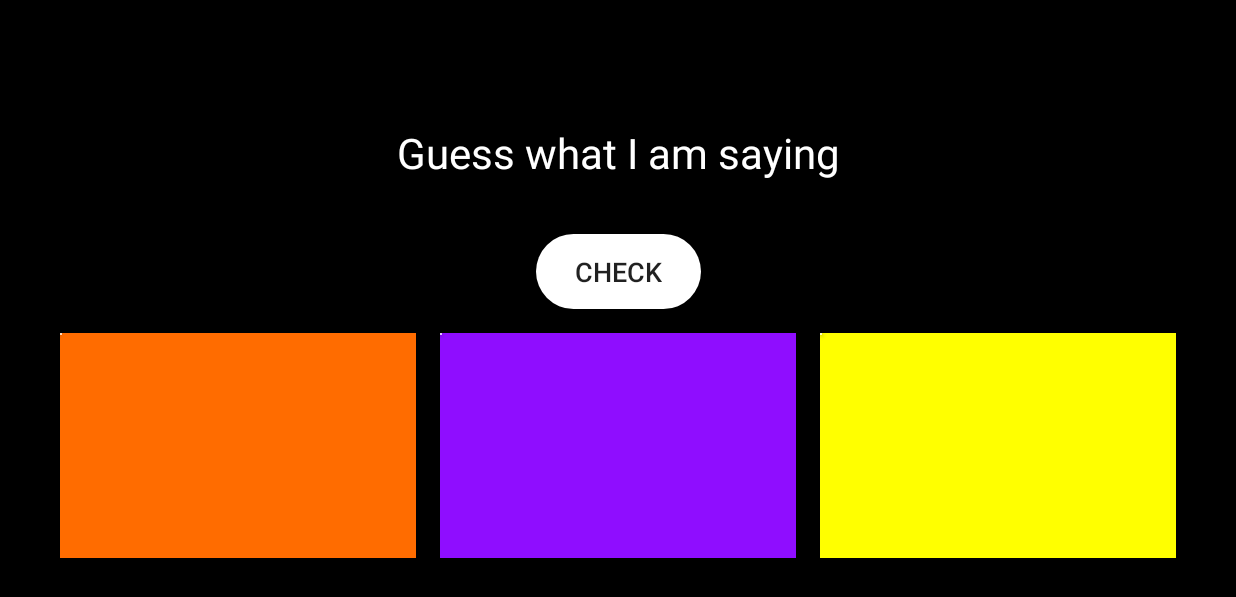
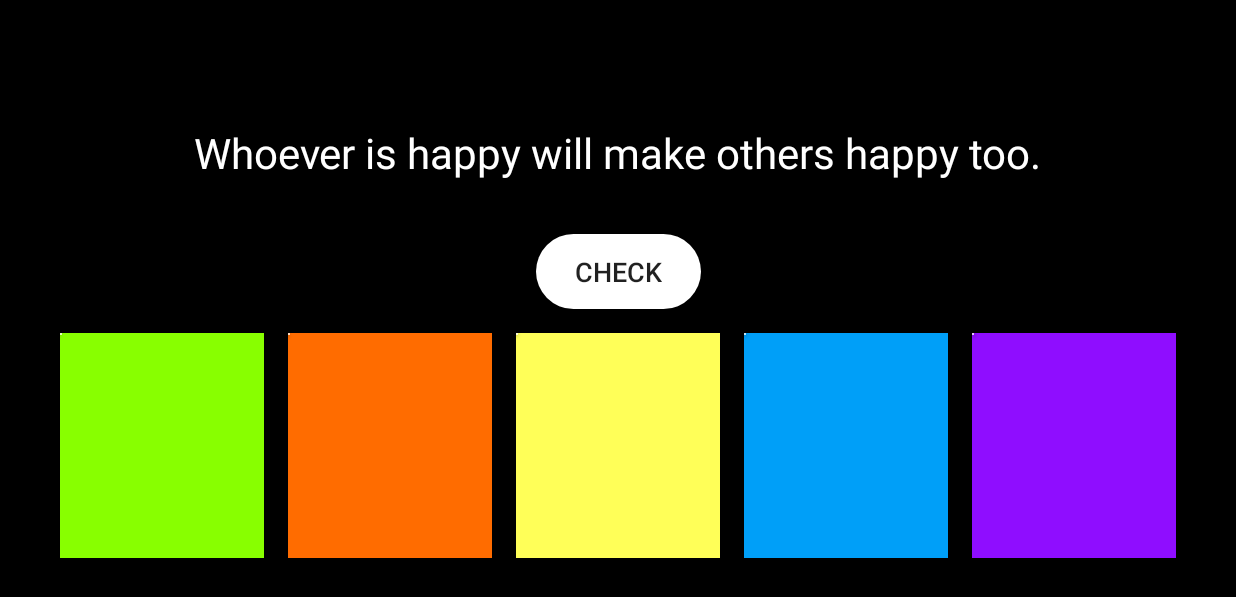
Before and after one commit to StaffanLjungqvist/ReVocalize, an Android app: the screen it shows after launch (MainActivity), on a phone screen of 824 x 412 dp (held sideways). Shown: the top 597 px of the screen. Run offline under Robolectric (Android 15) with nearby library versions, the phone set to English and light mode, and no system bars.

Commit message:
Implementerade phrasebuilder och slizebuilder in i gameadapter

```diff
--- a/app/src/main/java/se/agara/revocalize/MainActivity.kt
+++ b/app/src/main/java/se/agara/revocalize/MainActivity.kt
@@ -13,7 +13,6 @@ import androidx.recyclerview.widget.RecyclerView
 import se.agara.revocalize.adapters.AudioAdapter
 import se.agara.revocalize.adapters.GameAdapter
 import se.agara.revocalize.adapters.MyRecyclerAdapter
-import se.agara.revocalize.builders.PhraseLoader
 import se.agara.revocalize.models.Phrase
 import java.util.*
 
@@ -42,10 +41,10 @@ class MainActivity : AppCompatActivity() {
         getWindow().setFlags(WindowManager.LayoutParams.FLAG_FULLSCREEN, WindowManager.LayoutParams.FLAG_FULLSCREEN);
 
 
-        gameAdapter = GameAdapter()
+        gameAdapter = GameAdapter(this)
 
         //To do - safecast
-        currentPhrase = PhraseLoader(this).loadPhrase(level)!!
+        currentPhrase = gameAdapter.loadPhrase(level)!!
 
         audioHelper = AudioAdapter(this, currentPhrase.audioFile.file)
 
@@ -61,9 +60,7 @@ class MainActivity : AppCompatActivity() {
         //Knappar
 
         findViewById<Button>(R.id.btnCheck).setOnClickListener {
-
             myRecycleAdapter.runLight(currentPhrase.slizes)
-
             if (checkIfCorrect()) {
                 audioHelper.playAudio()
             } else {
@@ -87,7 +84,7 @@ class MainActivity : AppCompatActivity() {
 
     fun loadPhrase() {
         level = gameAdapter.advanceLevel()
-        currentPhrase = PhraseLoader(this).loadPhrase(level)!!
+        currentPhrase = gameAdapter.loadPhrase(level)!!
 
         //To do, optimera release mediaplayer
         audioHelper = AudioAdapter(this, currentPhrase.audioFile.file)
--- a/app/src/main/java/se/agara/revocalize/adapters/GameAdapter.kt
+++ b/app/src/main/java/se/agara/revocalize/adapters/GameAdapter.kt
@@ -1,14 +1,110 @@
 package se.agara.revocalize.adapters
 
-class GameAdapter {
+import android.content.Context
+import android.media.MediaPlayer
+import android.util.Log
+import se.agara.revocalize.R
+import se.agara.revocalize.builders.*
+import se.agara.revocalize.models.AudioFile
+import se.agara.revocalize.models.Phrase
+import se.agara.revocalize.models.Slize
+
+class GameAdapter(val context : Context) {
 
     var level = 0
 
     fun advanceLevel() : Int{
-        if (level < 6) {
+        if (level < 5) {
             level ++
         }
         return level
     }
 
+    fun loadPhrase(level: Int): Phrase? {
+        var duration : Int? = null
+        var audioFile : AudioFile
+        var slizes : List<Slize>
+
+        try {
+            var mediaPlayer = MediaPlayer.create(context, AudioList.audioFiles[level].file!!)
+            duration = mediaPlayer.duration
+            mediaPlayer.release()
+        } catch (e: RuntimeException) {
+            Log.e("kolla", "Kunde inte läsa in ljudfilen")
+        }
+        if (duration != null) {
+            audioFile = AudioFile(AudioList.audioFiles[level].file, duration)
+        } else {
+            return null
+        }
+
+        slizes = makeSlices(duration, level)
+        return Phrase(TextPhrases.textlist[level], audioFile, slizes)
+    }
+
+    fun makeSlices(duration: Int, level: Int): List<Slize> {
+
+        //lista av sliceobjekt initialiseras
+        val sliceList = mutableListOf<Slize>()
+        var slizeDivisions : Int
+
+        when (level) {
+            0 -> slizeDivisions = 5
+            1 -> slizeDivisions = 5
+            2 -> slizeDivisions = 6
+            3 -> slizeDivisions = 6
+            4 -> slizeDivisions = 7
+            5 -> slizeDivisions = 8
+            6 -> slizeDivisions = 8
+            else -> slizeDivisions = 4
+        }
+        val randomColors = colors.shuffled().take(slizeDivisions)
+        val sliceLength = (duration / slizeDivisions)
+        for (number in 1..slizeDivisions) {
+            sliceList.add(
+                Slize(
+                    number,
+                    (number - 1) * sliceLength,
+                    sliceLength.toLong(),
+                    randomColors[number - 1]
+                )
+            )
+        }
+        Log.d(TAG, "made ${sliceList.size} slices with the length of $sliceLength each")
+
+        return superShuffle(sliceList)
+    }
+
+    fun superShuffle(list: MutableList<Slize>): MutableList<Slize> {
+
+        var superShuffled = false
+
+        while (superShuffled == false) {
+            superShuffled = true
+            list.shuffle()
+            for (i in 0..list.size) {
+                if (i <= list.size - 2) {
+                    if ((list[i].number + 1) == list[i + 1].number || list[0].number == 1) {
+                        superShuffled = false
+                    }
+                }
+            }
+        }
+        Log.d("kolla", "Made ${list.size} slizes in the following order : ${list}")
+        return list
+    }
+
+    val colors = listOf(
+        "#FFFF58",
+        "#8F0DFF",
+        "#E51919",
+        "#FF6C00",
+        "#FF4BF8",
+        "#4BEBFF",
+        "#38FF75",
+        "#88FF00",
+        "#FACA00",
+        "#009FF8",
+    )
+
 }
--- a/app/src/main/java/se/agara/revocalize/adapters/MyRecyklerAdapter.kt
+++ b/app/src/main/java/se/agara/revocalize/adapters/MyRecyklerAdapter.kt
@@ -44,28 +44,39 @@ class MyRecyclerAdapter(val context : Context, var slizes : List<Slize>, var aud
             holder.itemView.setBackgroundColor(Color.parseColor(slice.color))
         }
 
-        //  holder.btnSlice.text = slice.number.toString()
+        holder.itemView.setOnClickListener {
 
-        /*
-        holder.btnSlice.setOnClickListener {
+   //    audioHelper.playAudio(slice)
 
-            audioHelper.playAudio(slice)
-
-            println("playing audio from slice ${slice}")
-
+    //        println("playing audio from slice ${slice}")
 
         }
 
-         */
+
 
         holder.itemView.setOnTouchListener { view, event ->
+
+            /*
+if(event.actionMasked == MotionEvent.ACTION_UP) {
+    audioHelper.playAudio(slice)
+
+    println("playing audio from slice ${slice}")
+}
+*/
+
+
+
             if (event.actionMasked == MotionEvent.ACTION_DOWN) {
-                // 2. When we detect touch-down event, we call the
-                //    startDragging(...) method we prepared above
+                /*
+                2. When we detect touch-down event, we call the
+                startDragging(...) method we prepared above
+                */
                 (context as MainActivity).startDragging(holder)
+
                 audioHelper.playAudio(slice)
 
                 println("playing audio from slice ${slice}")
+
             }
             return@setOnTouchListener true
         }
--- a/app/src/main/java/se/agara/revocalize/builders/PhraseLoader.kt
+++ b/app/src/main/java/se/agara/revocalize/builders/PhraseLoader.kt
@@ -10,61 +10,5 @@ import se.agara.revocalize.models.Slize
 
 class PhraseLoader(val context: Context) {
 
-    fun loadPhrase(level: Int): Phrase? {
 
-        var duration : Int? = null
-        var audioFile : AudioFile
-        var slizes : List<Slize>
-
-
-        try {
-            var mediaPlayer = MediaPlayer.create(context, AudioList.audioFiles[level].file!!)
-            duration = mediaPlayer.duration
-            mediaPlayer.release()
-        } catch (e: RuntimeException) {
-            Log.e("kolla", "Kunde inte läsa in ljudfilen")
-        }
-
-        if (duration != null) {
-            audioFile = AudioFile(AudioList.audioFiles[level].file, duration)
-        } else {
-            return null
-        }
-
-        slizes = SliceBuilder().makeSlices(duration, level)
-
-        return Phrase(TextPhrases.textlist[level], audioFile, slizes)
-    }
 }
-
-
-
-
-
-
-
-object AudioList {
-    val audioFiles = listOf<AudioFile>(
-        AudioFile(R.raw.guess),
-        AudioFile(R.raw.happy),
-        AudioFile(R.raw.believe),
-        AudioFile(R.raw.great_things),
-        AudioFile(R.raw.harvest),
-        AudioFile(R.raw.teach_me),
-        AudioFile(R.raw.courage)
-
-    )
-}
-
-object TextPhrases {
-    val textlist = listOf(
-        "Guess what I am saying",
-        "Whoever is happy will make others happy too.",
-        "Believe you can and you are halfway, there.",
-        "If you cannot do great things, do small things in a great way.",
-        "Don't judge each day by the harvest you reap but by the seeds that you plant.",
-        "Tell me and I forget. Teach me and I remember. Involve me and I learn.",
-
-        "Success is not final; failure is not fatal: It is the courage to continue that counts"
-    )
-}
--- /dev/null
+++ b/app/src/main/java/se/agara/revocalize/builders/PlaceholderData.kt
@@ -0,0 +1,29 @@
+package se.agara.revocalize.builders
+
+import se.agara.revocalize.R
+import se.agara.revocalize.models.AudioFile
+
+object AudioList {
+    val audioFiles = listOf<AudioFile>(
+        AudioFile(R.raw.happy),
+        AudioFile(R.raw.believe),
+        AudioFile(R.raw.great_things),
+        AudioFile(R.raw.harvest),
+        AudioFile(R.raw.courage),
+        AudioFile(R.raw.teach_me)
+
+
+    )
+}
+
+object TextPhrases {
+    val textlist = listOf(
+        "Whoever is happy will make others happy too.",
+        "Believe you can and you are halfway, there.",
+        "If you cannot do great things, do small things in a great way.",
+        "Don't judge each day by the harvest you reap but by the seeds that you plant.",
+
+        "Success is not final; failure is not fatal: It is the courage to continue that counts",
+        "Tell me and I forget. Teach me and I remember. Involve me and I learn."
+    )
+}
--- a/app/src/main/java/se/agara/revocalize/builders/SlizeLoader.kt
+++ b/app/src/main/java/se/agara/revocalize/builders/SlizeLoader.kt
@@ -9,71 +9,17 @@ val TAG = "kolla"
 class SliceBuilder() {
 
     //Skapar och skickar tillbaka en lista av sliceobjekt med olika startpunkter
-    fun makeSlices(duration: Int, level: Int): List<Slize> {
-
-
-        //lista av sliceobjekt initialiseras
-        val sliceList = mutableListOf<Slize>()
-
-        var slizeDivisions : Int
-
-        when (level) {
-            0 -> slizeDivisions = 3
-            1 -> slizeDivisions = 4
-            2 -> slizeDivisions = 5
-            3 -> slizeDivisions = 6
-            4 -> slizeDivisions = 7
-            5 -> slizeDivisions = 10
-            6 -> slizeDivisions = 11
-            else -> slizeDivisions = 4
-        }
-
-        val randomColors = SlizeColors.colors.shuffled().take(slizeDivisions)
-
-        val sliceLength = (duration / slizeDivisions)
-
-        for (number in 1..slizeDivisions) {
-            sliceList.add(
-                Slize(
-                    number,
-                    (number - 1) * sliceLength,
-                    sliceLength.toLong(),
-                    randomColors[number - 1]
-                )
-            )
-        }
-
-        Log.d(TAG, "made ${sliceList.size} slices with the length of $sliceLength each")
-
-        return superShuffle(sliceList)
-    }
 
 
     //Algoritm för att blanda slicelista, men att ingen slice hamnar i turordning efter varandra
-    fun superShuffle(list: MutableList<Slize>): MutableList<Slize> {
 
-        var superShuffled = false
-
-        while (superShuffled == false) {
-            superShuffled = true
-            list.shuffle()
-            for (i in 0..list.size) {
-                if (i <= list.size - 2) {
-                    if ((list[i].number + 1) == list[i + 1].number || list[0].number == 1) {
-                        superShuffled = false
-                    }
-                }
-            }
-        }
-        Log.d("kolla", "Made ${list.size} slizes in the following order : ${list}")
-        return list
-    }
 }
 
 
 object SlizeColors {
 
-    val colors = listOf(
+    //Variant ett, dova men många färger
+ /*   val colors = listOf(
         "#FFFF00",
         "#8F0DFF",
         "#E51919",
@@ -86,6 +32,9 @@ object SlizeColors {
         "#009FF8",
         "#53C275",
         "#009A16"
-    )
+    )*/
+
+//variant 2, färgglada många färger
+
 
 }
```
